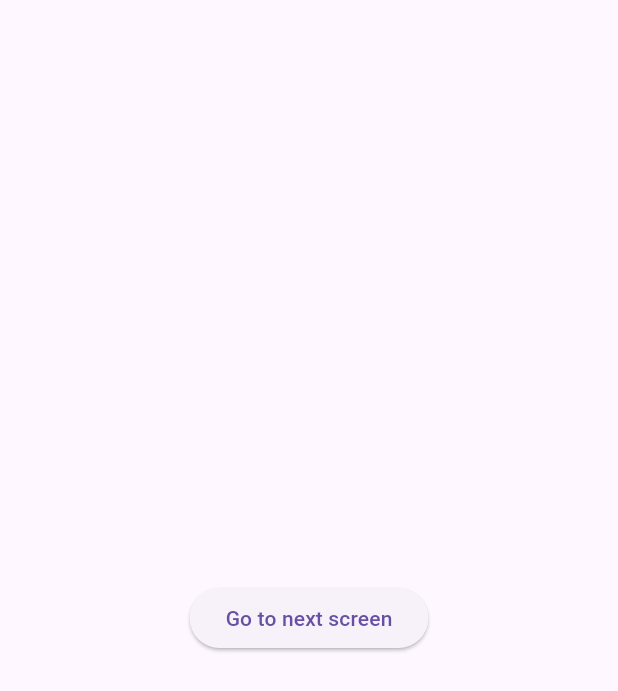
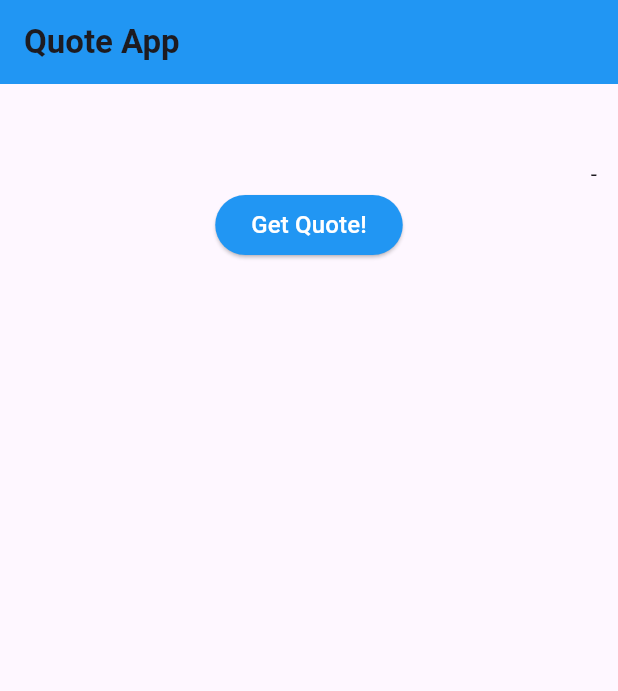
Before and after one commit to RuchiraSilva/flutter_quote_app, a Flutter app: the screen it shows after launch, on a phone screen of 412 x 824 dp. Shown: the top 691 px of the screen. Run offline on Flutter 3.47's test engine with Material 3 defaults, Android fonts, the phone set to English and light mode, and no system bars.

Commit message:
second commit

```diff
--- a/lib/screens/home_screen.dart
+++ b/lib/screens/home_screen.dart
@@ -1,17 +1,81 @@
+import 'dart:convert';
+
 import 'package:flutter/material.dart';
+import 'package:http/http.dart' as http;
 
-class HomeScreen extends StatelessWidget {
+class HomeScreen extends StatefulWidget {
   const HomeScreen({super.key});
 
+  @override
+  State<HomeScreen> createState() => _HomeScreenState();
+}
+
+class _HomeScreenState extends State<HomeScreen> {
+  String quote = "";
+  String author = "";
   @override
   Widget build(BuildContext context) {
     return SafeArea(
       child: Scaffold(
-        body: Center(
-          child: ElevatedButton(
-            onPressed: () {},
-            child: Text("Go to next screen"),
+        appBar: AppBar(
+          title: Text(
+            "Quote App",
+            style: TextStyle(
+              fontSize: 22,
+              fontWeight: FontWeight.w700,
+            ),
           ),
+          backgroundColor: Colors.blue,
+        ),
+        body: Column(
+          children: [
+            Padding(
+              padding: const EdgeInsets.all(10.0),
+              child: Text(
+                quote,
+                style: TextStyle(fontSize: 20, fontWeight: FontWeight.w500),
+              ),
+            ),
+            Padding(
+              padding: const EdgeInsets.only(
+                right: 10,
+              ),
+              child: Align(
+                alignment: Alignment.bottomRight,
+                child: Text(
+                  "- $author",
+                  style: TextStyle(
+                    fontSize: 15,
+                  ),
+                ),
+              ),
+            ),
+            ElevatedButton(
+              onPressed: () async {
+                var url = Uri.parse(
+                    'http://api.quotable.io/random?tags=technology%2Cfamous-quotes');
+                var response = await http.get(url);
+                //print('Response status: ${response.statusCode}');
+                //print('Response Body: ${response.body}');
+                var data = jsonDecode(response.body);
+                quote = data['content'];
+                author = data['author'];
+
+                setState(() {});
+              },
+              style: ElevatedButton.styleFrom(
+                backgroundColor: Colors.blue,
+              ),
+              child: Text(
+                "Get Quote!",
+                style: TextStyle(
+                  fontSize: 16,
+                  fontWeight: FontWeight.w500,
+                  color: Colors.white,
+                ),
+              ),
+            ),
+          ],
         ),
       ),
     );
--- a/pubspec.yaml
+++ b/pubspec.yaml
@@ -30,6 +30,7 @@ environment:
 dependencies:
   flutter:
     sdk: flutter
+  http: ^1.3.0
 
   # The following adds the Cupertino Icons font to your application.
   # Use with the CupertinoIcons class for iOS style icons.
```
Also changed, not shown: pubspec.lock, 3 other files.
